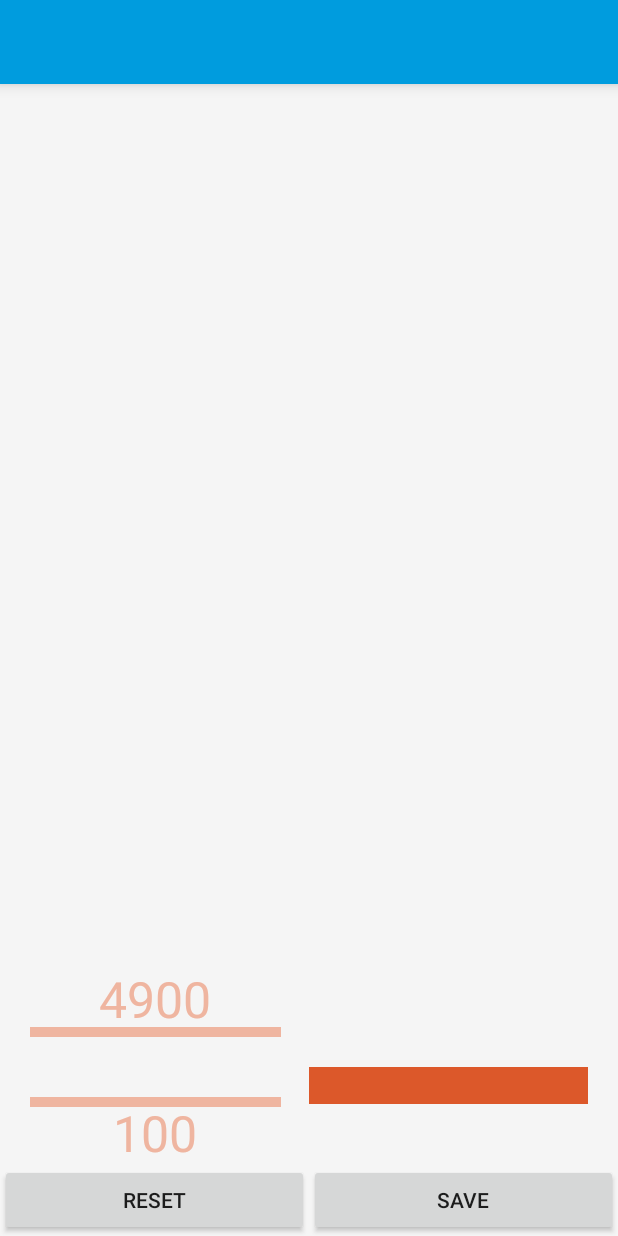
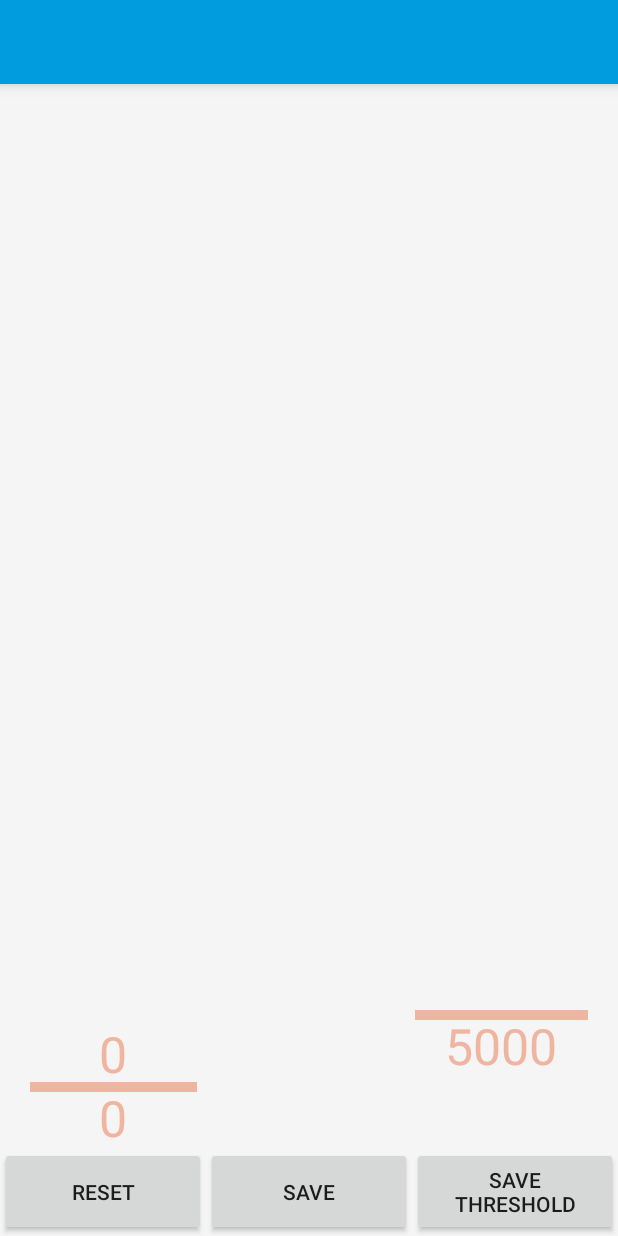
Before and after one commit to IntelligentSensingAndRehabilitation/emg-imu-android, an Android app: the layout activity_max_emg.xml on its own in the app's theme, with its tools: preview values and no code run, on a phone screen of 412 x 824 dp. Run offline under Robolectric (Android 15) with nearby library versions, the phone set to English and light mode, and no system bars.

Commit message:
Android/MVE: allow setting hysteresis threshold
Does not yet save this and get used.

```diff
--- a/core/src/main/java/org/sralab/emgimu/mve/EmgPowerView.java
+++ b/core/src/main/java/org/sralab/emgimu/mve/EmgPowerView.java
@@ -49,9 +49,10 @@ public class EmgPowerView extends View {
         init(attrs, defStyle);
     }
 
-    private double mMin = 100;
-    private double mMax = 4900;
-    private double mPwr = 2500;
+    private double mMin = 0;
+    private double mMax = 0;
+    private double mPwr = 0;
+    private double mThresh = 5000;
     private final double mMaxHeightPwr = Short.MAX_VALUE * 2; // The range of the graph
     public void setMinPower(double p)
     {
@@ -66,6 +67,9 @@ public class EmgPowerView extends View {
         mPwr = p;
         invalidate();
     }
+    public double getMin() { return mMin; }
+    public double getMax() { return mMax; }
+    public double getThreshold() { return mThresh; }
 
     /**
      * Converts an EMG power into a screen height, where the height
@@ -147,6 +151,10 @@ public class EmgPowerView extends View {
         return Integer.toString((int) mMin);
     }
 
+    private String threshDescribeString() {
+        return Integer.toString((int) mThresh);
+    }
+
     private void invalidateTextPaintAndMeasurements() {
         mBarPaint.setColor(mBarColor);
         mLinePaint.setColor(mLineColor);
@@ -171,9 +179,11 @@ public class EmgPowerView extends View {
         int contentWidth = getWidth() - paddingLeft - paddingRight;
 
         int lineLeft = paddingLeft;
-        int lineRight = (int) (paddingLeft + contentWidth * 0.45);
-        int barLeft = (int) (paddingLeft + contentWidth * 0.5);
-        int barRight = paddingLeft + contentWidth;
+        int lineRight = (int) (paddingLeft + contentWidth * 0.3);
+        int barLeft = (int) (paddingLeft + contentWidth * 0.36);
+        int barRight = (int) (paddingLeft + contentWidth * 0.63);
+        int threshLeft = (int) (paddingLeft + contentWidth * 0.69);
+        int threshRight = (int) (paddingLeft + contentWidth * 1.0);
 
         Rect rectangle = new Rect(barLeft, pwrToHeight(0),
                 barRight, pwrToHeight(mPwr));
@@ -184,6 +194,9 @@ public class EmgPowerView extends View {
 
         int maxHeight = pwrToHeight(mMax);
         canvas.drawLine(lineLeft, maxHeight, lineRight, maxHeight, mLinePaint);
+
+        int threshHeight = pwrToHeight(mThresh);
+        canvas.drawLine(threshLeft, threshHeight, threshRight, threshHeight, mLinePaint);
 
         // Draw the text.
         float stringHeight = maxHeight - mTextHeight;
@@ -206,6 +219,11 @@ public class EmgPowerView extends View {
                 stringHeight,
                 mTextPaint);
 
+        stringHeight = threshHeight + mTextDimension;
+        canvas.drawText(threshDescribeString(),
+                (threshLeft + threshRight) / 2,
+                stringHeight,
+                mTextPaint);
 
     }
 
@@ -216,18 +234,39 @@ public class EmgPowerView extends View {
 
     private GestureDetector mDetector;
     class mListener extends GestureDetector.SimpleOnGestureListener {
+
+        // Track which side we are scrolling
+        private int scrolling = 0;
+
         @Override
         public boolean onDown(MotionEvent e) {
+
+            scrolling = 0;
+
             if (mAllowInput == false)
                 return false;
 
-            // Ignore gestures on the bar graph side of screen
-            if (e.getX() > getWidth() / 2)
-                return false;
+            // Left side swipes are for current power
+            if (e.getX() < getWidth() / 3) {
 
-            // Ignore gestures if they do not start near the current bar
-            if (Math.abs(e.getY() - pwrToHeight(mMax)) > 100)
-                return false;
+                // Ignore gestures if they do not start near the current bar
+                if (Math.abs(e.getY() - pwrToHeight(mMax)) > 100)
+                    return false;
+
+                scrolling = 1;
+            }
+
+
+            // Right side swipes are for current power threshold
+            if (e.getX() > getWidth() * 2 / 3) {
+
+                // Ignore gestures if they do not start near the current bar
+                if (Math.abs(e.getY() - pwrToHeight(mThresh)) > 100)
+                    return false;
+
+                scrolling = 2;
+            }
+
 
             return true;
         }
@@ -238,7 +277,13 @@ public class EmgPowerView extends View {
 
             double h = e2.getY();
             double p = heightToPwr(h);
-            mMax = p;
+
+            if (scrolling == 1) {
+                mMax = p;
+            } else if (scrolling == 2) {
+                mThresh = p;
+            }
+
             invalidate();
             return true;
         }
--- a/core/src/main/res/layout/activity_max_emg.xml
+++ b/core/src/main/res/layout/activity_max_emg.xml
@@ -32,16 +32,27 @@
         <Button
             android:id="@+id/clear_max_button"
             android:layout_width="wrap_content"
-            android:layout_height="wrap_content"
+            android:layout_height="match_parent"
             android:layout_weight="1"
-            android:text="Reset" />
+            android:text="@string/reset_btn"
+            tools:ignore="ButtonStyle" />
 
         <Button
             android:id="@+id/save_max_button"
             android:layout_width="wrap_content"
-            android:layout_height="wrap_content"
+            android:layout_height="match_parent"
             android:layout_weight="1"
-            android:text="Save" />
+            android:text="@string/save_btn"
+            tools:ignore="ButtonStyle" />
+
+        <Button
+            android:id="@+id/save_threshold_button"
+            android:layout_width="wrap_content"
+            android:layout_height="match_parent"
+            android:layout_weight="1"
+            android:text="@string/save_threshold_btn"
+            tools:ignore="ButtonStyle" />
+
     </LinearLayout>
 
 
--- a/core/src/main/res/values/strings.xml
+++ b/core/src/main/res/values/strings.xml
@@ -1,3 +1,6 @@
 <resources>
     <string name="title_activity_max_emg">Max EMG Activity</string>
+    <string name="reset_btn">Reset</string>
+    <string name="save_btn">Save</string>
+    <string name="save_threshold_btn">Save Threshold</string>
 </resources>
```
Also changed, not shown: core/src/main/java/org/sralab/emgimu/mve/MaxEMGActivity.java (+13 -4 lines).
